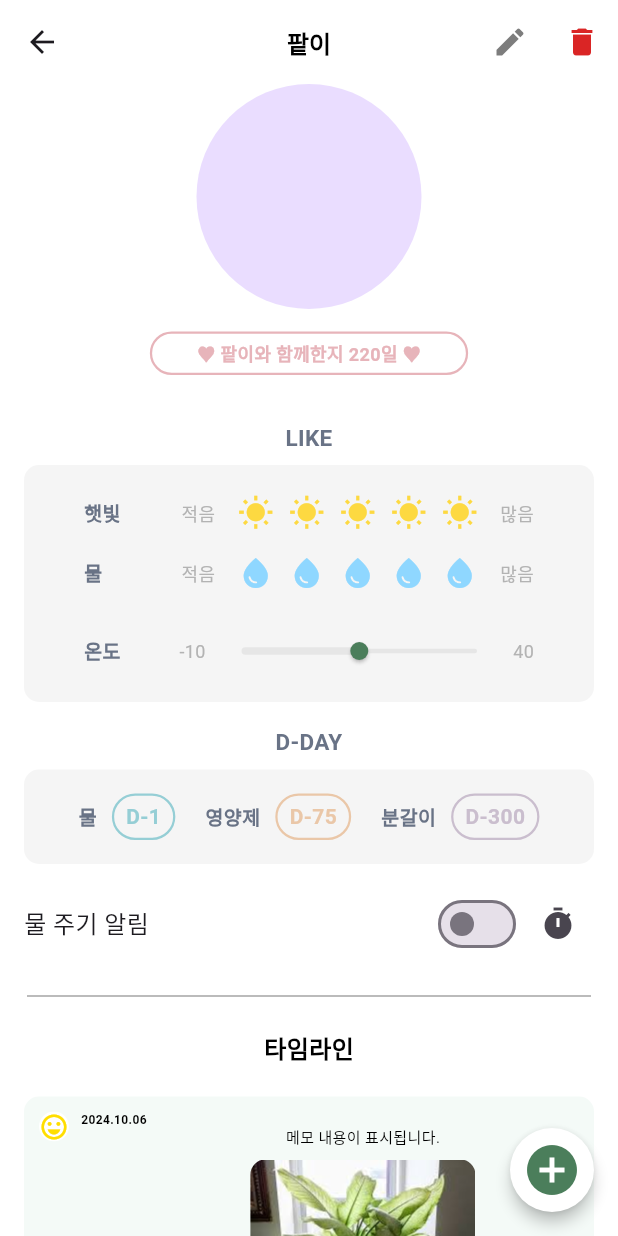
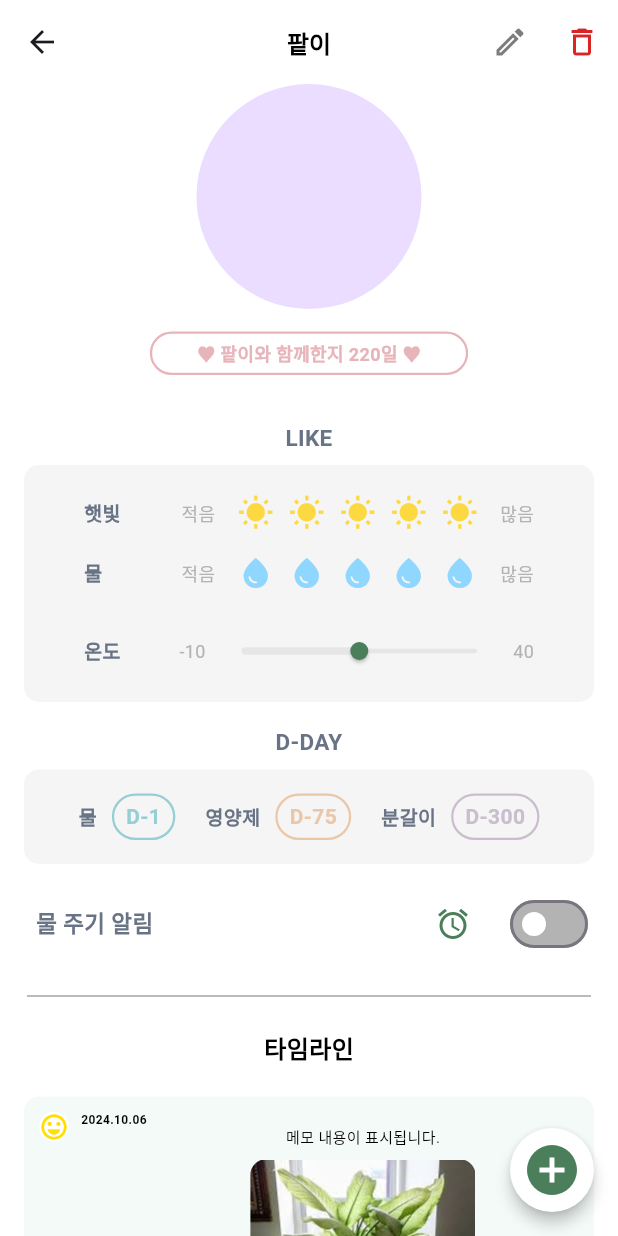
Before and after one commit to hansung-MobileCapstone/PlantyNote, a Flutter app: the screen it shows after launch, on a phone screen of 412 x 824 dp. Run offline on Flutter 3.47's test engine with Material 3 defaults, Android fonts, the phone set to English and light mode, and no system bars; our stand-ins replace carousel_slider, cloud_firestore, firebase_auth, firebase_core, fluttertoast, go_router and 1 more; accounts and stored records are empty; key blocks and very long unbroken strings in the code were emptied for the run.

Commit message:
design/47: 알림모달수정

```diff
--- a/lib/screens/community/post_detail_screen.dart
+++ b/lib/screens/community/post_detail_screen.dart
@@ -83,14 +83,14 @@ class _PostDetailScreenState extends State<PostDetailScreen> {
       scrolledUnderElevation: 0,
       actions: [
         IconButton( // 수정 버튼
-          icon: Icon(Icons.edit, color: const Color(0xFF7D7D7D), size: 24),
+          icon: Icon(Icons.edit_outlined, color: const Color(0xFF7D7D7D), size: 24),
           onPressed: () {
             context.push('/community/create'); // 게시물작성페이지로 이동
             // 게시물작성페이지에 현재 데이터 전달 필요 (extra)
           },
         ),
         IconButton( // 삭제 버튼
-          icon: Icon(Icons.delete, color: const Color(0xFFDA2525), size: 24),
+          icon: Icon(Icons.delete_outlined, color: const Color(0xFFDA2525), size: 24),
           onPressed: () {
             _showDeleteDialog(context); // 삭제 팝업 표시
           },
--- a/lib/screens/plants/my_plant_timeline_screen.dart
+++ b/lib/screens/plants/my_plant_timeline_screen.dart
@@ -114,7 +114,7 @@ class _MyPlantTimelineScreenState extends State<MyPlantTimelineScreen> {
         backgroundColor: Colors.white, // 배경색 변경
         elevation: 4, // 그림자 높이
         shape: RoundedRectangleBorder(
-          borderRadius: BorderRadius.circular(100), // 모서리 반경 조정
+          borderRadius: BorderRadius.circular(100),
         ),
         child: Icon(
           Icons.add_circle,
@@ -141,14 +141,14 @@ class _MyPlantTimelineScreenState extends State<MyPlantTimelineScreen> {
       centerTitle: true,
       actions: [
         IconButton( // 수정 버튼
-          icon: Icon(Icons.edit, color: const Color(0xFF7D7D7D), size: 24),
+          icon: Icon(Icons.edit_outlined, color: const Color(0xFF7D7D7D), size: 24),
           onPressed: () {
             context.push('/plants/register'); // 내식물등록페이지로 이동
             // 게시물작성페이지에 현재 데이터 전달 필요 (extra)
           },
         ),
         IconButton( // 삭제 버튼
-          icon: Icon(Icons.delete, color: const Color(0xFFDA2525), size: 24),
+          icon: Icon(Icons.delete_outlined, color: const Color(0xFFDA2525), size: 24),
           onPressed: () {
             _showDeleteDialog(context); // 삭제 팝업 표시
           },
@@ -395,8 +395,21 @@ class _MyPlantTimelineScreenState extends State<MyPlantTimelineScreen> {
   Widget _toggleButton() {
     return Row(
       children: [
-        const Text('물 주기 알림', style: TextStyle(fontSize: 16)),
+        const Text('  물 주기 알림',
+          textAlign: TextAlign.center,
+          style: TextStyle(fontSize: 15, fontWeight: FontWeight.bold, color: Color(0xFF697386)),
+        ),
         const Spacer(),
+        IconButton(
+          icon: const Icon(Icons.alarm_outlined, color: Color(0xFF4B7E5B)),
+          onPressed: () {
+            showDialog(
+              context: context,
+              builder: (context) => const NotificationSettingModal(),
+            );
+          },
+        ),
+        const SizedBox(width: 10),
         Switch(
           value: isNotificationEnabled,
           onChanged: (value) {
@@ -404,15 +417,10 @@ class _MyPlantTimelineScreenState extends State<MyPlantTimelineScreen> {
               isNotificationEnabled = value;
             });
           },
-        ),
-        IconButton(
-          icon: const Icon(Icons.timer),
-          onPressed: () {
-            showDialog(
-              context: context,
-              builder: (context) => const NotificationSettingModal(),
-            );
-          },
+          activeColor: Color(0xFFFFFFFF), // 활성 상태의 thumb 색상
+          activeTrackColor: Color(0xFF4B7E5B), // 활성 상태의 track 색상
+          inactiveThumbColor: Color(0xFFFFFFFF), // 비활성 상태의 thumb 색상
+          inactiveTrackColor: Color(0xFFB3B3B3), // 비활성 상태의 track 색상
         ),
       ],
     );
```
Also changed, not shown: lib/screens/modals/notification_setting_modal.dart (+81 -9 lines).
